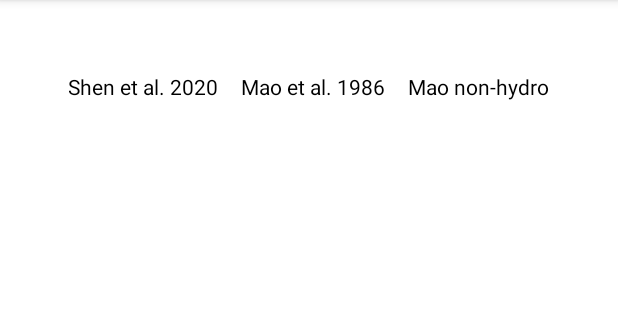
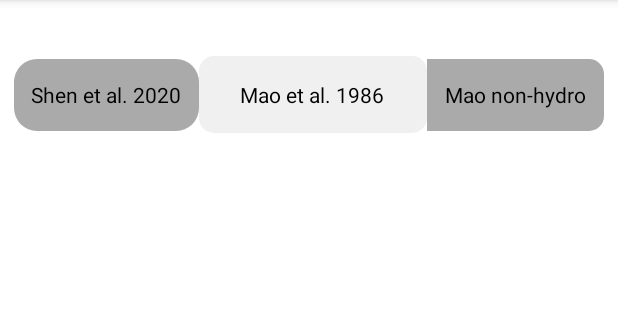
Before and after one commit to Anastasia-Kan/App_P-Calculator_Kotlin, an Android app: the screen it shows after launch (MainActivity), on a phone screen of 412 x 824 dp, the part 84-404 px from its top. Run offline under Robolectric (Android 15) with nearby library versions, the phone set to English and light mode, and no system bars.

Commit message:
a lot of mess

```diff
--- a/app/src/main/java/com/example/pressurecalctest1/MainActivity.kt
+++ b/app/src/main/java/com/example/pressurecalctest1/MainActivity.kt
@@ -2,10 +2,32 @@ package com.example.pressurecalctest1
 
 import androidx.appcompat.app.AppCompatActivity
 import android.os.Bundle
+import android.view.View
+import androidx.appcompat.widget.AppCompatRadioButton
 
 class MainActivity : AppCompatActivity() {
     override fun onCreate(savedInstanceState: Bundle?) {
         super.onCreate(savedInstanceState)
         setContentView(R.layout.activity_main)
+        val shen = findViewById<AppCompatRadioButton>(R.id.shen_segment)
+        val mao_hydro = findViewById<AppCompatRadioButton>(R.id.mao_hydro_segment)
+        val mao_nHydro = findViewById<AppCompatRadioButton>(R.id.mao_nHydro_segment)
+
     }
+
+    fun onSegmentClicked(view: View) {
+        var isSelected = false;
+        switch (view.getId()) {
+            case shen
+        }
+    }
+
+    private fun AppCompatRadioButton(): Any {
+
+    }
+/*
+    public void onSegmentClicked(View view) {
+        var isSelected = ((androidx.appcompat.widget.AppCompatRadioButton())view).isChecked();
+        switch (view.getId()) { case R . layout . id . shen_segment : }
+    }*/
 }
--- /dev/null
+++ b/app/src/main/res/drawable/mao_hydro_selector.xml
@@ -0,0 +1,5 @@
+<?xml version="1.0" encoding="utf-8"?>
+<selector xmlns:android="http://schemas.android.com/apk/res/android">
+    <item android:drawable="@drawable/segment_checked" android:state_checked="true"/>
+    <item android:drawable="@drawable/moa_hydro_unchecked" android:state_checked="false"/>
+</selector>
--- /dev/null
+++ b/app/src/main/res/drawable/mao_non_hydro_selector.xml
@@ -0,0 +1,5 @@
+<?xml version="1.0" encoding="utf-8"?>
+<selector xmlns:android="http://schemas.android.com/apk/res/android">
+    <item android:drawable="@drawable/segment_checked" android:state_checked="true"/>
+    <item android:drawable="@drawable/mao_non_hydro_unchecked" android:state_checked="false"/>
+</selector>
--- a/app/src/main/res/mipmap-anydpi-v26/ic_launcher.xml
+++ b/app/src/main/res/drawable/mao_non_hydro_unchecked.xml
@@ -1,5 +1,5 @@
 <?xml version="1.0" encoding="utf-8"?>
-<adaptive-icon xmlns:android="http://schemas.android.com/apk/res/android">
-    <background android:drawable="@drawable/ic_launcher_background" />
-    <foreground android:drawable="@drawable/ic_launcher_foreground" />
-</adaptive-icon>
+<shape android:shape="rectangle" xmlns:android="http://schemas.android.com/apk/res/android">
+    <solid android:color="@android:color/darker_gray"/>
+    <corners android:bottomRightRadius="10dp" android:topRightRadius="10dp"/>
+</shape>
--- a/app/src/main/res/mipmap-anydpi-v26/ic_launcher_round.xml
+++ b/app/src/main/res/drawable/moa_hydro_unchecked.xml
@@ -1,5 +1,4 @@
 <?xml version="1.0" encoding="utf-8"?>
-<adaptive-icon xmlns:android="http://schemas.android.com/apk/res/android">
-    <background android:drawable="@drawable/ic_launcher_background" />
-    <foreground android:drawable="@drawable/ic_launcher_foreground" />
-</adaptive-icon>
+<shape android:shape="rectangle" xmlns:android="http://schemas.android.com/apk/res/android">
+    <solid android:color="@android:color/darker_gray"/>
+</shape>
--- a/app/src/main/res/drawable/shen_button_checked.xml
+++ b/app/src/main/res/drawable/segment_checked.xml
@@ -1,5 +1,5 @@
 <?xml version="1.0" encoding="utf-8"?>
 <shape android:shape="rectangle" xmlns:android="http://schemas.android.com/apk/res/android">
-    <solid android:color="@android:color/veryLightGray"/>
-    <corners android:radius="15dp"/>
+    <solid android:color="@color/veryLightGray"/>
+    <corners android:radius="10dp"/>
 </shape>
--- /dev/null
+++ b/app/src/main/res/drawable/shen_button_selector.xml
@@ -0,0 +1,5 @@
+<?xml version="1.0" encoding="utf-8"?>
+<selector xmlns:android="http://schemas.android.com/apk/res/android">
+    <item android:drawable="@drawable/segment_checked" android:state_checked="true"/>
+    <item android:drawable="@drawable/shen_button_unchecked" android:state_checked="false"/>
+</selector>
--- a/app/src/main/res/layout/activity_main.xml
+++ b/app/src/main/res/layout/activity_main.xml
@@ -10,7 +10,8 @@ android:layout_gravity="center"
 tools:context=".MainActivity">
 
     <RadioGroup
-        android:layout_width="wrap_content"
+        android:layout_width="match_parent"
+        android:padding="5dp"
         android:layout_height="wrap_content"
         android:layout_marginStart="4dp"
         android:layout_marginTop="32dp"
@@ -22,32 +23,44 @@ tools:context=".MainActivity">
         tools:ignore="MissingConstraints">
 
         <androidx.appcompat.widget.AppCompatRadioButton
+            android:id="@+id/shen_segment"
             android:layout_width="wrap_content"
             android:layout_height="wrap_content"
             android:layout_weight="1"
+            android:background="@drawable/shen_button_selector"
             android:button="@android:color/transparent"
+            android:checked="false"
             android:gravity="center"
             android:text="Shen et al. 2020"
-            android:textColor="@color/black" />
+            android:textColor="@color/black"
+            android:onClick="onSegmentClicked"/>
 
         <androidx.appcompat.widget.AppCompatRadioButton
+            android:id="@+id/mao_hydro_segment"
             android:layout_width="wrap_content"
             android:layout_height="wrap_content"
             android:layout_weight="1"
+            android:background="@drawable/mao_hydro_selector"
             android:button="@android:color/transparent"
+            android:checked="true"
             android:gravity="center"
+            android:padding="16dp"
             android:text="Mao et al. 1986"
-            android:padding="16dp"
-            android:textColor="@color/black" />
+            android:textColor="@color/black"
+            android:onClick="onSegmentClicked"/>
 
         <androidx.appcompat.widget.AppCompatRadioButton
+            android:id="@+id/mao_nHydro_segment"
             android:layout_width="wrap_content"
             android:layout_height="wrap_content"
             android:layout_weight="1"
+            android:background="@drawable/mao_non_hydro_unchecked"
             android:button="@android:color/transparent"
+            android:checked="false"
             android:gravity="center"
             android:text="Mao non-hydro"
-            android:textColor="@color/black" />
+            android:textColor="@color/black"
+            android:onClick="onSegmentClicked"/>
 
     </RadioGroup>
 
```
